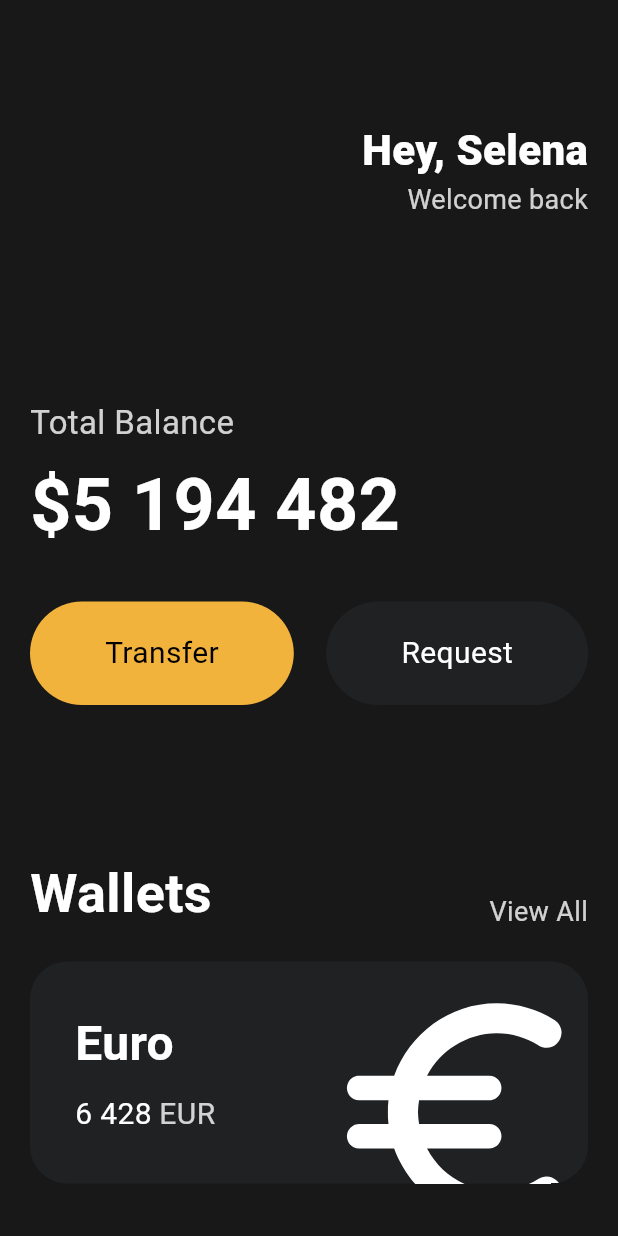
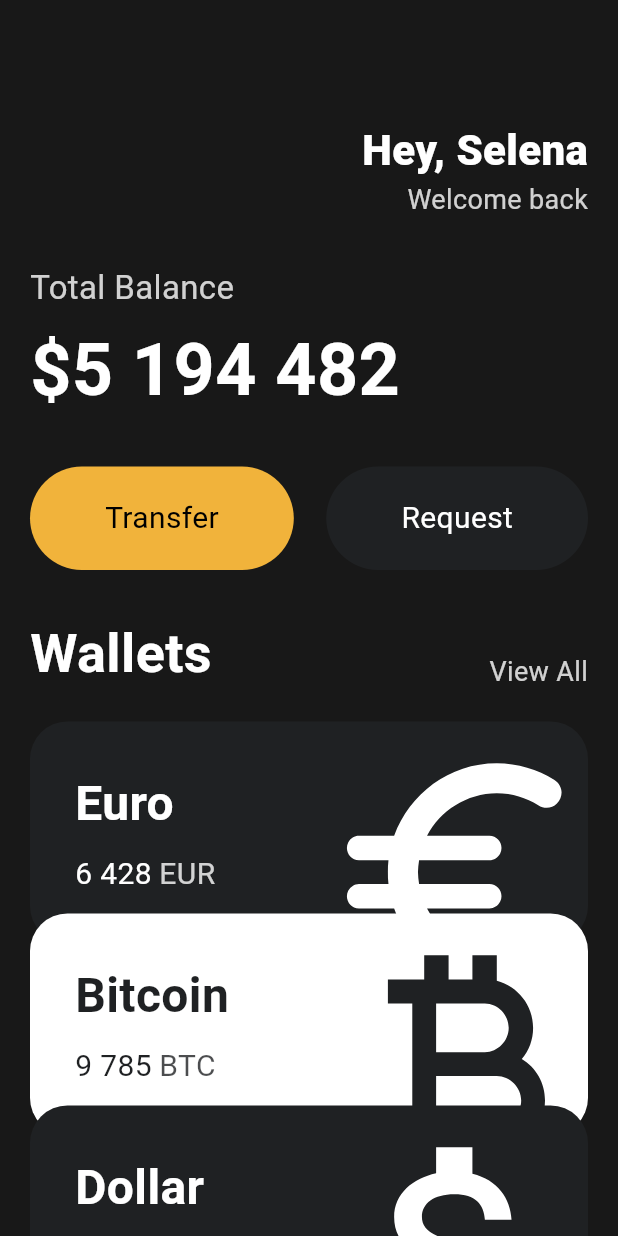
Before and after one commit to limyohwan/flutter-beginner, a Flutter app: the screen it shows after launch, on a phone screen of 412 x 824 dp. Run offline on Flutter 3.47's test engine with Material 3 defaults, Android fonts, the phone set to English and light mode, and no system bars.

Commit message:
feat: 재사용 가능한 카드 생성, 배치 수정

```diff
--- a/lib/main.dart
+++ b/lib/main.dart
@@ -1,4 +1,5 @@
 import 'package:flutter/material.dart';
+import 'package:toonflix/widgets/currency-card.dart';
 
 import 'widgets/button.dart';
 
@@ -14,7 +15,8 @@ class App extends StatelessWidget {
     return MaterialApp(
       home: Scaffold(
         backgroundColor: const Color(0xFF181818), // 특정 컬러를 사용하기 위한 방법
-        body: Padding(
+        body: SingleChildScrollView(
+          child: Padding(
             padding: const EdgeInsets.symmetric(
               horizontal: 20,
             ),
@@ -52,7 +54,7 @@ class App extends StatelessWidget {
                   ],
                 ),
                 const SizedBox(
-                height: 120,
+                  height: 30,
                 ),
                 Text(
                   'Total Balance',
@@ -91,7 +93,7 @@ class App extends StatelessWidget {
                   ],
                 ),
                 const SizedBox(
-                height: 100,
+                  height: 30,
                 ),
                 Row(
                   mainAxisAlignment: MainAxisAlignment.spaceBetween,
@@ -117,73 +119,38 @@ class App extends StatelessWidget {
                 const SizedBox(
                   height: 20,
                 ),
-              Container(
-                clipBehavior: Clip.hardEdge,
-                decoration: BoxDecoration(
-                  color: const Color(0xFF1F2123),
-                  borderRadius: BorderRadius.circular(25),
+                const CurrencyCard(
+                  name: 'Euro',
+                  code: 'EUR',
+                  amount: '6 428',
+                  icon: Icons.euro_rounded,
+                  isInverted: false,
                 ),
-                child: Padding(
-                  padding: const EdgeInsets.all(30),
-                  child: Row(
-                    mainAxisAlignment: MainAxisAlignment.spaceBetween,
-                    children: [
-                      Column(
-                        crossAxisAlignment: CrossAxisAlignment.start,
-                        children: [
-                          const Text(
-                            'Euro',
-                            style: TextStyle(
-                              color: Colors.white,
-                              fontSize: 32,
-                              fontWeight: FontWeight.w600,
+                Transform.translate(
+                  offset: const Offset(0, -20),
+                  child: const CurrencyCard(
+                    name: 'Bitcoin',
+                    code: 'BTC',
+                    amount: '9 785',
+                    icon: Icons.currency_bitcoin,
+                    isInverted: true,
                   ),
                 ),
-                          const SizedBox(
-                            height: 10,
-                          ),
-                          Row(
-                            children: [
-                              const Text(
-                                '6 428',
-                                style: TextStyle(
-                                  color: Colors.white,
-                                  fontSize: 20,
-                                ),
-                              ),
-                              const SizedBox(
-                                width: 5,
-                              ),
-                              Text(
-                                'EUR',
-                                style: TextStyle(
-                                  color: Colors.white.withOpacity(0.8),
-                                  fontSize: 20,
-                                ),
-                              ),
-                            ],
-                          ),
-                        ],
-                      ),
-                      Transform.scale(
-                        scale: 2.2,
-                        child: Transform.translate(
-                          offset: const Offset(-5, 12),
-                          child: const Icon(
-                            Icons.euro_rounded,
-                            color: Colors.white,
-                            size: 88,
-                          ),
-                        ),
-                      )
-                    ],
-                  ),
+                Transform.translate(
+                  offset: const Offset(0, -40),
+                  child: const CurrencyCard(
+                    name: 'Dollar',
+                    code: 'USD',
+                    amount: '428',
+                    icon: Icons.attach_money_outlined,
+                    isInverted: false,
                   ),
                 ),
               ],
             ),
           ),
         ),
+      ),
     );
   }
 }
--- /dev/null
+++ b/lib/widgets/currency-card.dart
@@ -0,0 +1,87 @@
+import 'package:flutter/material.dart';
+
+class CurrencyCard extends StatelessWidget {
+  final String name, code, amount;
+  final IconData icon;
+  final bool isInverted;
+
+  final _blackColor = const Color(0xFF1F2123);
+
+  const CurrencyCard({
+    super.key,
+    required this.name,
+    required this.code,
+    required this.amount,
+    required this.icon,
+    required this.isInverted,
+  });
+
+  @override
+  Widget build(BuildContext context) {
+    return Container(
+      clipBehavior: Clip.hardEdge,
+      decoration: BoxDecoration(
+        color: isInverted ? Colors.white : _blackColor,
+        borderRadius: BorderRadius.circular(25),
+      ),
+      child: Padding(
+        padding: const EdgeInsets.all(30),
+        child: Row(
+          mainAxisAlignment: MainAxisAlignment.spaceBetween,
+          children: [
+            Column(
+              crossAxisAlignment: CrossAxisAlignment.start,
+              children: [
+                Text(
+                  name,
+                  style: TextStyle(
+                    color: isInverted ? _blackColor : Colors.white,
+                    fontSize: 32,
+                    fontWeight: FontWeight.w600,
+                  ),
+                ),
+                const SizedBox(
+                  height: 10,
+                ),
+                Row(
+                  children: [
+                    Text(
+                      amount,
+                      style: TextStyle(
+                        color: isInverted ? _blackColor : Colors.white,
+                        fontSize: 20,
+                      ),
+                    ),
+                    const SizedBox(
+                      width: 5,
+                    ),
+                    Text(
+                      code,
+                      style: TextStyle(
+                        color: isInverted
+                            ? _blackColor.withOpacity(0.8)
+                            : Colors.white.withOpacity(0.8),
+                        fontSize: 20,
+                      ),
+                    ),
+                  ],
+                ),
+              ],
+            ),
+            Transform.scale(
+              scale: 2.2,
+              child: Transform.translate(
+                offset: const Offset(-5, 12),
+                child: Icon(
+                  icon,
+                  color: isInverted ? _blackColor : Colors.white,
+                  size: 88,
+                ),
+              ),
+            )
+          ],
+        ),
+      ),
+    );
+  }
+}
```
Lines whose indentation alone changed are shown as unchanged.
